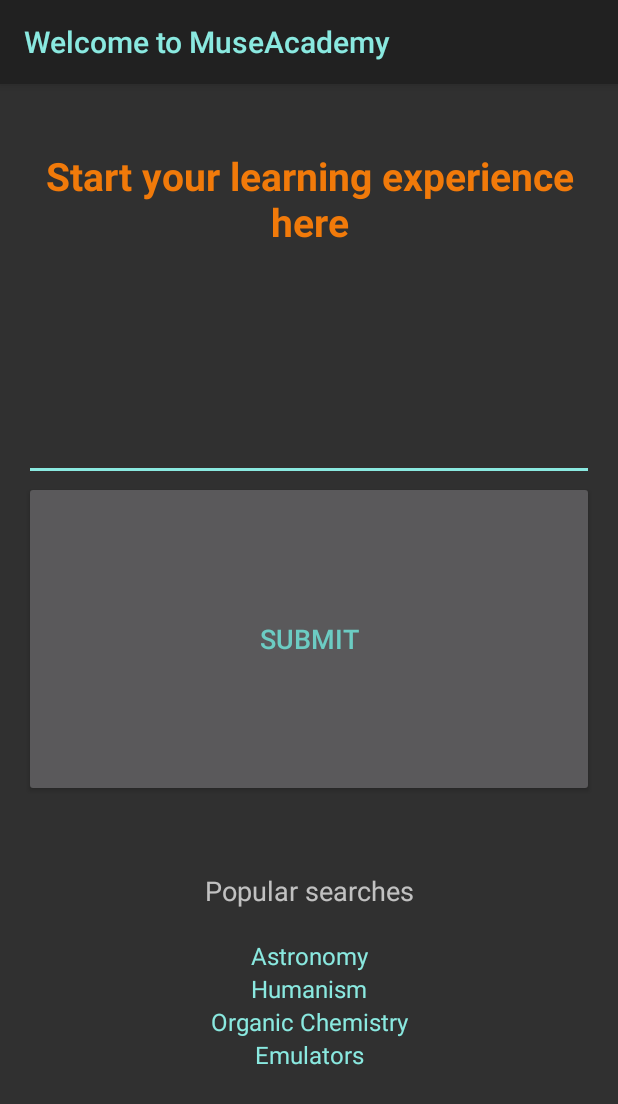
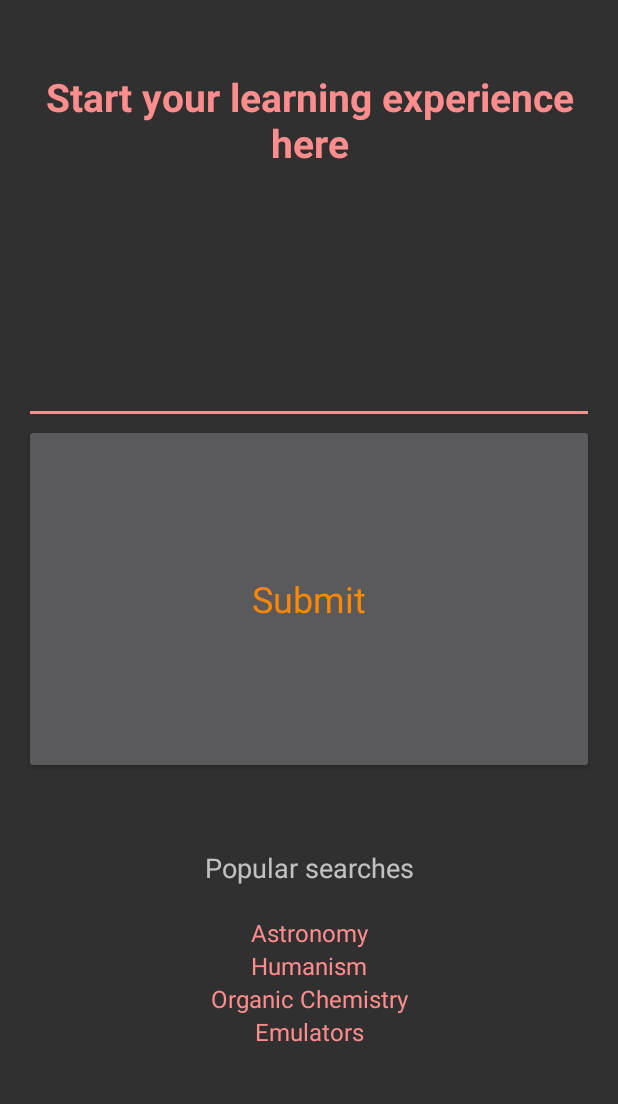
Before and after one commit to alexcdot/MuseAcademy, an Android app: the screen it shows after launch (StartActivity), on a phone screen of 412 x 824 dp. Shown: the top 1104 px of the screen. Run offline under Robolectric (Android 15) with nearby library versions, the phone set to English and light mode, and no system bars.

Commit message:
changed to fire theme

```diff
--- a/app/src/main/res/layout/activity_main.xml
+++ b/app/src/main/res/layout/activity_main.xml
@@ -7,10 +7,10 @@
     android:layout_width="match_parent"
     android:layout_height="match_parent">
 
-    <Spinner
-	    android:id="@+id/muses_spinner"
-	    android:layout_width="match_parent"
-	    android:layout_height="60dp" />
+	<Spinner
+        android:id="@+id/muses_spinner"
+        android:layout_width="match_parent"
+        android:layout_height="50dp" />
 
 	<Button
 		android:text="Calibration"
--- a/app/src/main/res/layout/activity_start.xml
+++ b/app/src/main/res/layout/activity_start.xml
@@ -28,7 +28,7 @@
             android:layout_weight="0.02"
             android:textAppearance="@android:style/TextAppearance"
             android:textSize="26sp"
-            android:textColor="?android:attr/colorFocusedHighlight"
+            android:textColor="?android:attr/actionMenuTextColor"
             android:textStyle="normal|bold"
             android:text="Start your learning experience here"
             android:textAlignment="center"
@@ -45,10 +45,11 @@
             android:layout_width="match_parent"
             android:layout_height="45dp"
             android:text="Submit"
-            android:textColor="#6cccc3"
             android:id="@+id/searchButton"
             android:layout_weight="0.06"
-            android:textSize="18sp" />
+            android:textAppearance="@android:style/TextAppearance"
+            android:textSize="24sp"
+            android:textColor="@android:color/holo_orange_dark" />
 
         <LinearLayout
             android:orientation="vertical"
--- a/app/src/main/res/values-v11/styles.xml
+++ b/app/src/main/res/values-v11/styles.xml
@@ -4,10 +4,10 @@
         Base application theme for API 11+. This theme completely replaces
         AppBaseTheme from res/values/styles.xml on API 11+ devices.
     -->
-    <style name="AppBaseTheme" parent="android:Theme.Material">
+    <style name="AppBaseTheme" parent="FireMaterial">
         <!-- API 11 theme customizations can go here. -->
-        <item name="android:colorAccent">@color/accent_material_dark</item>
-        <item name="android:textColorPrimary">@color/accent_material_dark</item>
+        <item name="android:colorAccent">@color/accent_fire_material</item>
+        <item name="android:textColorPrimary">@color/accent_fire_material</item>
     </style>
 
 </resources>
--- a/app/src/main/res/values-v14/styles.xml
+++ b/app/src/main/res/values-v14/styles.xml
@@ -5,10 +5,10 @@
         AppBaseTheme from BOTH res/values/styles.xml and
         res/values-v11/styles.xml on API 14+ devices.
     -->
-    <style name="AppBaseTheme" parent="android:Theme.Material">
+    <style name="AppBaseTheme" parent="FireMaterial">
         <!-- API 14 theme customizations can go here. -->
-        <item name="android:colorAccent">@color/accent_material_dark</item>
-        <item name="android:textColorPrimary">@color/accent_material_dark</item>
+        <item name="android:colorAccent">@color/accent_fire_material</item>
+        <item name="android:textColorPrimary">@color/accent_fire_material</item>
     </style>
 
 </resources>
--- a/app/src/main/res/values/colors.xml
+++ b/app/src/main/res/values/colors.xml
@@ -1,4 +1,5 @@
 <?xml version="1.0" encoding="utf-8"?>
 <resources>
     <color name="accent_material_dark">#8ae9e0</color>
+    <color name="accent_fire_material">#ff8d8d</color>
 </resources>
--- a/app/src/main/res/values/styles.xml
+++ b/app/src/main/res/values/styles.xml
@@ -4,7 +4,7 @@
         Base application theme, dependent on API level. This theme is replaced
         by AppBaseTheme from res/values-vXX/styles.xml on newer devices.
     -->
-    <style name="AppBaseTheme" parent="android:Theme.Material">
+    <style name="AppBaseTheme" parent="FireMaterial">
         <!--
             Theme customizations available in newer API levels can go in
             res/values-vXX/styles.xml, while customizations related to
@@ -19,4 +19,10 @@
         <!-- All customizations that are NOT specific to a particular API-level can go here. -->
     </style>
 
+    <style name="FireMaterial" parent="android:Theme.Material.NoActionBar" >
+        <item name="android:colorAccent">@color/accent_fire_material</item>
+        <item name="android:textColorPrimary">@color/accent_fire_material</item>
+        <item name="android:textColorSecondary">@android:color/holo_orange_dark</item>
+    </style>
+
 </resources>
```
Also changed, not shown: 2 other files.
